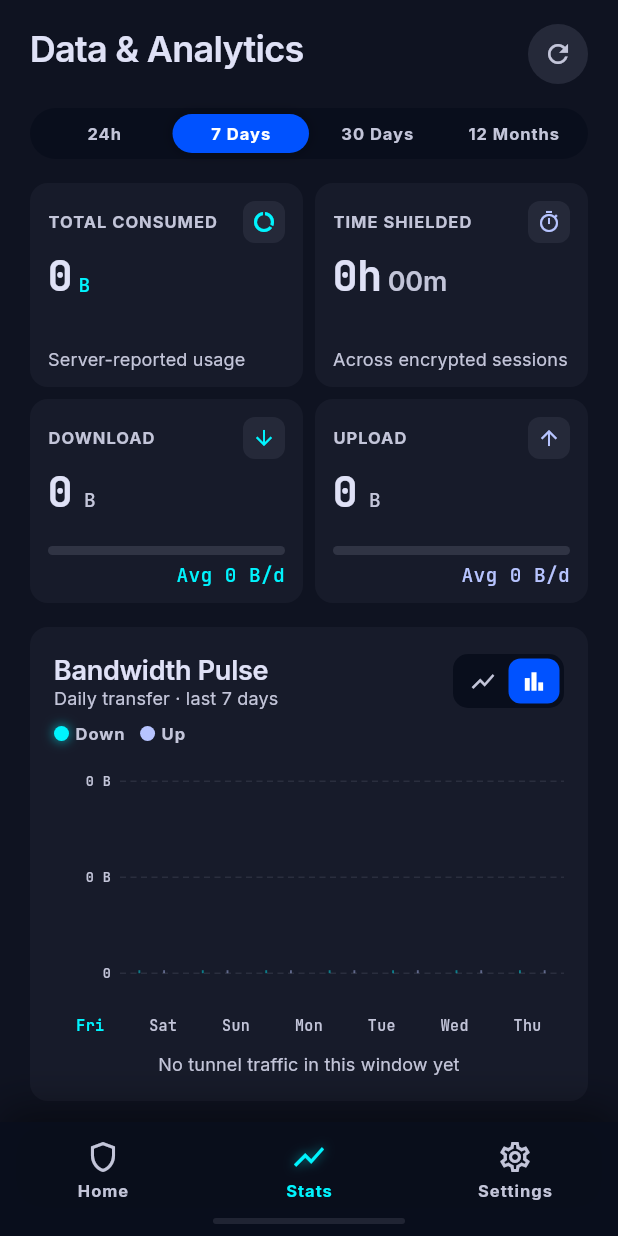
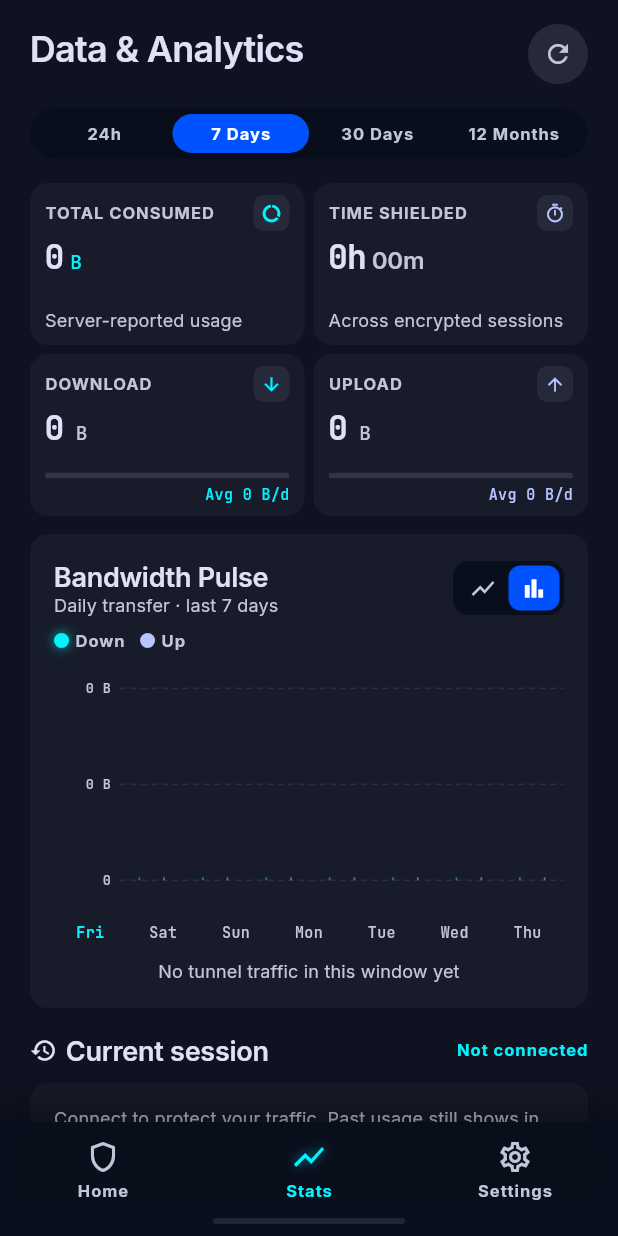
Before and after one commit to TomasPetrik/vpn, a Flutter app: the screen it shows after launch, item 2 of the bottom bar chosen, on a phone screen of 412 x 824 dp. Run offline on Flutter 3.47's test engine with Material 3 defaults, Android fonts, the phone set to English and light mode, and no system bars; our stand-ins replace device_info_plus, dio, equatable, flutter_bloc, flutter_secure_storage, get_it and 4 more; missing offline and left inert: mobile_device_identifier; network calls fail.

Commit message:
Fix small-screen stats and home UX: compact cards, badge overflow, error snackbar
Co-authored-by: Cursor <cursoragent@cursor.com>

```diff
--- a/lib/features/vpn/presentation/vpn_stats_page.dart
+++ b/lib/features/vpn/presentation/vpn_stats_page.dart
@@ -251,7 +251,7 @@ class _VpnStatsPageState extends State<VpnStatsPage> {
                                 ),
                               ),
                             ),
-                            const SizedBox(width: 8),
+                            const SizedBox(width: 6),
                             Expanded(
                               child: _MetricCard(
                                 label: 'Time Shielded',
@@ -273,7 +273,7 @@ class _VpnStatsPageState extends State<VpnStatsPage> {
                           ],
                         ),
                       ),
-                      const SizedBox(height: 8),
+                      const SizedBox(height: 6),
                       SizedBox(
                         height: _analyticsCardHeight,
                         child: Row(
@@ -289,7 +289,7 @@ class _VpnStatsPageState extends State<VpnStatsPage> {
                                 avgPerDay: avgRxPerDay,
                               ),
                             ),
-                            const SizedBox(width: 8),
+                            const SizedBox(width: 6),
                             Expanded(
                               child: _TrafficShareCard(
                                 label: 'Upload',
@@ -303,7 +303,7 @@ class _VpnStatsPageState extends State<VpnStatsPage> {
                           ],
                         ),
                       ),
-                      const SizedBox(height: 16),
+                      const SizedBox(height: 12),
                       _BandwidthPulseCard(
                         period: _period,
                         series: _usage,
@@ -324,7 +324,8 @@ class _VpnStatsPageState extends State<VpnStatsPage> {
   }
 
   /// Shared height so Total / Time / Download / Upload tiles stay equal.
-  static const double _analyticsCardHeight = 136;
+  /// Kept compact so Bandwidth Pulse x-axis labels fit on small phones.
+  static const double _analyticsCardHeight = 108;
 
   static (String, String) _splitBytes(int bytes) {
     final formatted = VpnStatsFormat.bytes(bytes);
@@ -420,7 +421,7 @@ class _MetricCard extends StatelessWidget {
   Widget build(BuildContext context) {
     return Container(
       width: double.infinity,
-      padding: const EdgeInsets.fromLTRB(12, 12, 12, 10),
+      padding: const EdgeInsets.fromLTRB(10, 8, 10, 8),
       decoration: BoxDecoration(
         color: CyberShieldColors.surfaceContainerLow,
         borderRadius: BorderRadius.circular(12),
@@ -434,20 +435,23 @@ class _MetricCard extends StatelessWidget {
                 child: Text(label.toUpperCase(), style: CyberShieldTheme.labelBadge()),
               ),
               Container(
-                width: 28,
-                height: 28,
+                width: 24,
+                height: 24,
                 decoration: BoxDecoration(
                   color: CyberShieldColors.surfaceContainerHigh,
-                  borderRadius: BorderRadius.circular(8),
+                  borderRadius: BorderRadius.circular(7),
                 ),
-                child: Icon(icon, size: 16, color: iconColor),
+                child: Icon(icon, size: 14, color: iconColor),
               ),
             ],
           ),
-          const SizedBox(height: 6),
+          const SizedBox(height: 4),
           value,
           const Spacer(),
-          footer,
+          DefaultTextStyle.merge(
+            style: CyberShieldTheme.bodySm().copyWith(fontSize: 11, height: 1.2),
+            child: footer,
+          ),
         ],
       ),
     );
@@ -466,7 +470,13 @@ class _MetricValue extends StatelessWidget {
       crossAxisAlignment: CrossAxisAlignment.baseline,
       textBaseline: TextBaseline.alphabetic,
       children: [
-        Text(value, style: CyberShieldTheme.metricStat()),
+        Text(
+          value,
+          style: CyberShieldTheme.metricStat().copyWith(
+            fontSize: 22,
+            height: 26 / 22,
+          ),
+        ),
         const SizedBox(width: 4),
         Text(
           unit,
@@ -491,12 +501,18 @@ class _DurationValue extends StatelessWidget {
     return Text.rich(
       TextSpan(
         children: [
-          TextSpan(text: '${h}h', style: CyberShieldTheme.metricStat()),
+          TextSpan(
+            text: '${h}h',
+            style: CyberShieldTheme.metricStat().copyWith(
+              fontSize: 22,
+              height: 26 / 22,
+            ),
+          ),
           TextSpan(
             text: ' ${m.toString().padLeft(2, '0')}m',
             style: CyberShieldTheme.headlineSm(
               color: CyberShieldColors.onSurfaceVariant,
-            ),
+            ).copyWith(fontSize: 16, height: 20 / 16),
           ),
         ],
       ),
@@ -530,7 +546,7 @@ class _TrafficShareCard extends StatelessWidget {
 
     return Container(
       width: double.infinity,
-      padding: const EdgeInsets.fromLTRB(12, 12, 12, 10),
+      padding: const EdgeInsets.fromLTRB(10, 8, 10, 8),
       decoration: BoxDecoration(
         color: CyberShieldColors.surfaceContainerLow,
         borderRadius: BorderRadius.circular(12),
@@ -544,23 +560,26 @@ class _TrafficShareCard extends StatelessWidget {
                 child: Text(label.toUpperCase(), style: CyberShieldTheme.labelBadge()),
               ),
               Container(
-                width: 28,
-                height: 28,
+                width: 24,
+                height: 24,
                 decoration: BoxDecoration(
                   color: CyberShieldColors.surfaceContainerHigh,
-                  borderRadius: BorderRadius.circular(8),
+                  borderRadius: BorderRadius.circular(7),
                 ),
-                child: Icon(icon, size: 16, color: accent),
+                child: Icon(icon, size: 14, color: accent),
               ),
             ],
           ),
-          const SizedBox(height: 6),
+          const SizedBox(height: 4),
           Text.rich(
             TextSpan(
               children: [
                 TextSpan(
                   text: value,
-                  style: CyberShieldTheme.metricStat(),
+                  style: CyberShieldTheme.metricStat().copyWith(
+                    fontSize: 22,
+                    height: 26 / 22,
+                  ),
                 ),
                 TextSpan(
                   text: ' $unit',
@@ -576,17 +595,17 @@ class _TrafficShareCard extends StatelessWidget {
             borderRadius: BorderRadius.circular(999),
             child: LinearProgressIndicator(
               value: share.clamp(0.0, 1.0),
-              minHeight: 6,
+              minHeight: 4,
               backgroundColor: CyberShieldColors.surfaceContainerHighest,
               valueColor: AlwaysStoppedAnimation(accent),
             ),
           ),
-          const SizedBox(height: 4),
+          const SizedBox(height: 3),
           Align(
             alignment: Alignment.centerRight,
             child: Text(
               'Avg ${VpnStatsFormat.bytes(avgPerDay.round())}/d',
-              style: CyberShieldTheme.labelCode(color: accent),
+              style: CyberShieldTheme.labelCode(color: accent).copyWith(fontSize: 10),
             ),
           ),
         ],
```
Also changed, not shown: lib/features/vpn/presentation/home_page.dart (+46 -15 lines).
